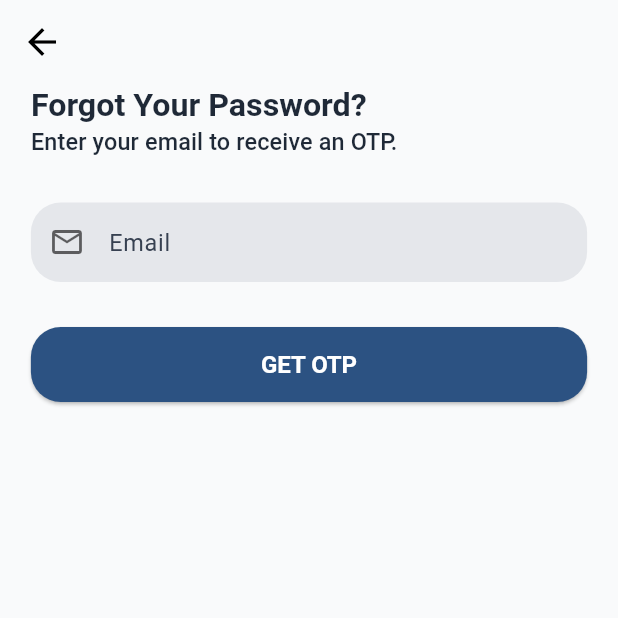
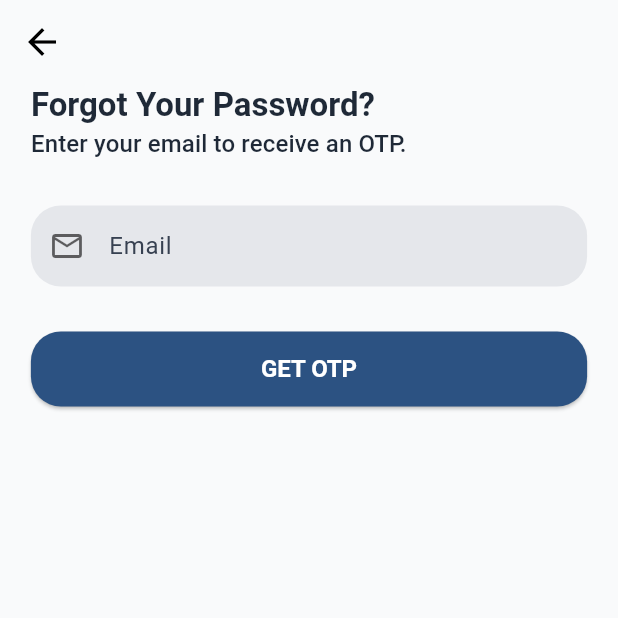
Before and after one commit to imTor1/trademine, a Flutter app: the screen it shows after launch, after a tap on "Forget Password?", on a phone screen of 412 x 824 dp, the top half of it. Run offline on Flutter 3.47's test engine with Material 3 defaults, Android fonts, the phone set to English and light mode, and no system bars; our stand-ins replace another_flushbar, bloc, email_validator, equatable, flutter_animate, flutter_bloc and 7 more; network calls fail.

Commit message:
fix app Error

```diff
--- a/lib/main.dart
+++ b/lib/main.dart
@@ -1,6 +1,6 @@
 import 'package:flutter/material.dart';
 import 'package:flutter_bloc/flutter_bloc.dart';
-import 'package:flutter_screenutil/flutter_screenutil.dart';
+// import 'package:flutter_screenutil/flutter_screenutil.dart'; // ลบ import นี้ออก
 import 'package:trademine/bloc/credit_card/CreditCardCubit.dart';
 import 'package:trademine/bloc/home/HomepageCubit.dart';
 import 'package:trademine/bloc/user_cubit.dart';
@@ -9,19 +9,13 @@ import 'package:trademine/theme/app_styles.dart';
 
 void main() {
   runApp(
-    ScreenUtilInit(
-      designSize: const Size(390, 844),
-      minTextAdapt: true,
-      builder: (context, child) {
-        return MultiBlocProvider(
+    MultiBlocProvider(
       providers: [
         BlocProvider(create: (_) => UserCubit()..loadUser()),
         BlocProvider(create: (_) => HomePageCubit()),
         BlocProvider(create: (_) => CreditCardCubit()),
       ],
       child: MyApp(),
-        );
-      },
     ),
   );
 }
--- a/lib/page/navigation/home_page.dart
+++ b/lib/page/navigation/home_page.dart
@@ -23,7 +23,6 @@ class _HomePageState extends State<HomePage> {
   final PageController _pageController = PageController(viewportFraction: 0.8);
   int _currentIndex = 0;
   bool _isVisibleListView = true;
-  bool _isExpandedFavorite = false;
   bool isLoading = true;
 
   @override
--- a/lib/services/constants/api_constants.dart
+++ b/lib/services/constants/api_constants.dart
@@ -1,5 +1,5 @@
 class ApiConstants {
-  static const String baseUrl = "http://localhost:3000";
+  static const String baseUrl = "http://192.168.1.151:3000";
   static const String login = "$baseUrl/api/login";
   static const String register_email = "$baseUrl/api/register/email";
   static const String register_otp = "$baseUrl/api/register/verify-otp";
--- a/lib/theme/app_styles.dart
+++ b/lib/theme/app_styles.dart
@@ -1,19 +1,22 @@
 import 'package:flutter/material.dart';
-import 'package:flutter_screenutil/flutter_screenutil.dart';
 
-double responsiveFontSize(double size, {double maxSizeFactor = 1.2}) {
-  double scaledSize = size.sp;
-  double maxSize = size * maxSizeFactor;
-  return scaledSize > maxSize ? maxSize : scaledSize;
-}
+// ลบ flutter_screenutil ออก
+// double responsiveFontSize(double size, {double maxSizeFactor = 1.2}) {
+//   double scaledSize = size.sp;
+//   double maxSize = size * maxSizeFactor;
+//   return scaledSize > maxSize ? maxSize : scaledSize;
+// }
 
 class AppColor {
   static Color primaryColor = const Color(0xffFCA311);
-  static Color primaryColor2 = const Color.from(
-    alpha: 1,
-    red: 1,
-    green: 0.808,
-    blue: 0.278,
+  // Color.from ไม่มี Constructor ที่รับ alpha, red, green, blue โดยตรง
+  // อาจจะเป็น Color.fromRGBO หรือ Color.fromARGB
+  // แก้ไขเป็น Color.fromARGB หรือ Color(0xAARRGGBB) ถ้าต้องการระบุ alpha
+  static Color primaryColor2 = const Color.fromARGB(
+    255, // Alpha (255 = fully opaque)
+    255, // Red
+    206, // Green (0.808 * 255 = 206)
+    71, // Blue (0.278 * 255 = 71)
   );
   static Color blueColor = const Color(0xff2D9CDB);
   static Color errorColor = const Color(0xffEB5757);
@@ -27,7 +30,7 @@ class AppColor {
 final ThemeData lightTheme = ThemeData(
   brightness: Brightness.light,
   fontFamily:
-      'Roboto', // หรือเลือกฟอนต์ที่อ่านง่ายและโมเดิร์น เช่น Open Sans, Lato
+  'Roboto', // หรือเลือกฟอนต์ที่อ่านง่ายและโมเดิร์น เช่น Open Sans, Lato
   scaffoldBackgroundColor: const Color(
     0xFFF9FAFB,
   ), // สีขาวอมเทาอ่อนมาก คลีนสุดๆ
@@ -51,7 +54,7 @@ final ThemeData lightTheme = ThemeData(
     error: Color(0xFFD9534F), // แดงอมส้ม (Crimson Red) สำหรับข้อผิดพลาด
     onError: Colors.white, // ข้อความบนสี Error
     surface:
-        Colors.white, // สีพื้นผิวของ Material components (เช่น Card, Dialog)
+    Colors.white, // สีพื้นผิวของ Material components (เช่น Card, Dialog)
     onSurface: Color(0xFF1F2937), // สีข้อความบนพื้นผิว
     background: Color(0xFFF9FAFB), // สีพื้นหลังโดยรวม
     onBackground: Color(0xFF1F2937), // สีข้อความบนพื้นหลัง
@@ -62,76 +65,76 @@ final ThemeData lightTheme = ThemeData(
     color: Color(0xFF4B5563),
   ), // ไอคอนสีเทาเข้ม ดูเรียบง่าย
 
-  textTheme: TextTheme(
+  textTheme: const TextTheme( // เปลี่ยนเป็น const TextTheme
     displayLarge: TextStyle(
-      color: const Color(0xFF1F2937),
-      fontSize: responsiveFontSize(57),
+      color: Color(0xFF1F2937),
+      fontSize: 57, // เปลี่ยน
       fontWeight: FontWeight.bold,
     ),
     displayMedium: TextStyle(
-      color: const Color(0xFF1F2937),
-      fontSize: responsiveFontSize(45),
+      color: Color(0xFF1F2937),
+      fontSize: 45, // เปลี่ยน
       fontWeight: FontWeight.bold,
     ),
     displaySmall: TextStyle(
-      color: const Color(0xFF1F2937),
-      fontSize: responsiveFontSize(36),
+      color: Color(0xFF1F2937),
+      fontSize: 36, // เปลี่ยน
       fontWeight: FontWeight.bold,
     ),
     headlineLarge: TextStyle(
-      color: const Color(0xFF1F2937),
-      fontSize: responsiveFontSize(32),
+      color: Color(0xFF1F2937),
+      fontSize: 32, // เปลี่ยน
       fontWeight: FontWeight.bold,
     ),
     headlineMedium: TextStyle(
-      color: const Color(0xFF1F2937),
-      fontSize: responsiveFontSize(28),
+      color: Color(0xFF1F2937),
+      fontSize: 28, // เปลี่ยน
       fontWeight: FontWeight.bold,
     ),
     headlineSmall: TextStyle(
-      color: const Color(0xFF1F2937),
-      fontSize: responsiveFontSize(24),
+      color: Color(0xFF1F2937),
+      fontSize: 24, // เปลี่ยน
       fontWeight: FontWeight.bold,
     ),
     titleLarge: TextStyle(
-      color: const Color(0xFF1F2937),
-      fontSize: responsiveFontSize(22),
+      color: Color(0xFF1F2937),
+      fontSize: 22, // เปลี่ยน
       fontWeight: FontWeight.w700,
     ),
     titleMedium: TextStyle(
-      color: const Color(0xFF1F2937),
-      fontSize: responsiveFontSize(18),
+      color: Color(0xFF1F2937),
+      fontSize: 18, // เปลี่ยน
       fontWeight: FontWeight.w600,
     ),
     titleSmall: TextStyle(
-      color: const Color(0xFF1F2937),
-      fontSize: responsiveFontSize(16),
+      color: Color(0xFF1F2937),
+      fontSize: 16, // เปลี่ยน
       fontWeight: FontWeight.w500,
     ),
     bodyLarge: TextStyle(
-      color: const Color(0xFF374151),
-      fontSize: responsiveFontSize(16),
+      color: Color(0xFF374151),
+      fontSize: 16, // เปลี่ยน
     ), // ข้อความเนื้อหาหลัก
     bodyMedium: TextStyle(
-      color: const Color(0xFF4B5563),
-      fontSize: responsiveFontSize(14),
+      color: Color(0xFF4B5563),
+      fontSize: 14, // เปลี่ยน
     ), // ข้อความเนื้อหารอง
     bodySmall: TextStyle(
-      color: const Color(0xFF6B7280),
-      fontSize: responsiveFontSize(12),
+      color: Color(0xFF6B7280),
+      fontSize: 12, // เปลี่ยน
     ), // ข้อความขนาดเล็ก/คำอธิบาย
     labelLarge: TextStyle(
       color: Colors.white,
-      fontSize: responsiveFontSize(14),
+      fontSize: 14, // เปลี่ยน
       fontWeight: FontWeight.w500,
     ), // ปุ่ม
     labelMedium: TextStyle(
-      color: const Color(0xFF6B7280),
-      fontSize: responsiveFontSize(12),
+      color: Color(0xFF6B7280),
+      fontSize: 12, // เปลี่ยน
     ),
     labelSmall: TextStyle(
-      color: const Color(0xFF9CA3AF),
-      fontSize: responsiveFontSize(10),
+      color: Color(0xFF9CA3AF),
+      fontSize: 10, // เปลี่ยน
     ),
   ),
 
@@ -146,8 +149,8 @@ final ThemeData lightTheme = ThemeData(
         horizontal: 24,
         vertical: 14,
       ), // ขนาดปุ่มที่กดง่าย
-      textStyle: TextStyle(
-        fontSize: responsiveFontSize(16),
+      textStyle: const TextStyle( // เปลี่ยน
+        fontSize: 16, // เปลี่ยน
         fontWeight: FontWeight.w600,
       ),
     ),
@@ -173,8 +176,8 @@ final ThemeData lightTheme = ThemeData(
         width: 2,
       ), // เน้นด้วยสี primary เมื่อโฟกัส
     ),
-    labelStyle: TextStyle(color: const Color(0xFF6B7280)), // สีของ Label
-    hintStyle: TextStyle(color: const Color(0xFF9CA3AF)), // สีของ Hint
+    labelStyle: const TextStyle(color: Color(0xFF6B7280)), // สีของ Label
+    hintStyle: const TextStyle(color: Color(0xFF9CA3AF)), // สีของ Hint
     contentPadding: const EdgeInsets.symmetric(horizontal: 16, vertical: 12),
   ),
   appBarTheme: const AppBarTheme(
@@ -191,8 +194,8 @@ final ThemeData lightTheme = ThemeData(
     backgroundColor: Colors.white,
     selectedItemColor: const Color(0xFF2C5282), // สี Primary เมื่อเลือก
     unselectedItemColor: const Color(0xFF6B7280), // สีเทาอ่อนเมื่อไม่เลือก
-    selectedLabelStyle: TextStyle(fontWeight: FontWeight.w600),
-    unselectedLabelStyle: TextStyle(fontWeight: FontWeight.w500),
+    selectedLabelStyle: const TextStyle(fontWeight: FontWeight.w600),
+    unselectedLabelStyle: const TextStyle(fontWeight: FontWeight.w500),
   ),
   // เพิ่มการตั้งค่าสำหรับ Slider (เช่นกราฟหุ้น)
   sliderTheme: SliderThemeData(
@@ -234,76 +237,76 @@ final ThemeData darkTheme = ThemeData(
   dividerColor: const Color(0xFF333333), // สีเส้นแบ่งที่ชัดเจนแต่ไม่รบกวน
   iconTheme: const IconThemeData(color: Colors.white70), // ไอคอนสีขาวที่นุ่มนวล
 
-  textTheme: TextTheme(
+  textTheme: const TextTheme( // เปลี่ยนเป็น const TextTheme
     displayLarge: TextStyle(
       color: Colors.white,
-      fontSize: responsiveFontSize(57),
+      fontSize: 57, // เปลี่ยน
       fontWeight: FontWeight.bold,
     ),
     displayMedium: TextStyle(
       color: Colors.white,
-      fontSize: responsiveFontSize(45),
+      fontSize: 45, // เปลี่ยน
       fontWeight: FontWeight.bold,
     ),
     displaySmall: TextStyle(
       color: Colors.white,
-      fontSize: responsiveFontSize(36),
+      fontSize: 36, // เปลี่ยน
       fontWeight: FontWeight.bold,
     ),
     headlineLarge: TextStyle(
       color: Colors.white,
-      fontSize: responsiveFontSize(32),
+      fontSize: 32, // เปลี่ยน
       fontWeight: FontWeight.bold,
     ),
     headlineMedium: TextStyle(
       color: Colors.white,
-      fontSize: responsiveFontSize(28),
+      fontSize: 28, // เปลี่ยน
       fontWeight: FontWeight.bold,
     ),
     headlineSmall: TextStyle(
       color: Colors.white,
-      fontSize: responsiveFontSize(24),
+      fontSize: 24, // เปลี่ยน
       fontWeight: FontWeight.bold,
     ),
     titleLarge: TextStyle(
       color: Colors.white,
-      fontSize: responsiveFontSize(22),
+      fontSize: 22, // เปลี่ยน
       fontWeight: FontWeight.w700,
     ),
     titleMedium: TextStyle(
       color: Colors.white,
-      fontSize: responsiveFontSize(18),
+      fontSize: 18, // เปลี่ยน
       fontWeight: FontWeight.w600,
     ),
     titleSmall: TextStyle(
       color: Colors.white,
-      fontSize: responsiveFontSize(16),
+      fontSize: 16, // เปลี่ยน
       fontWeight: FontWeight.w500,
     ),
     bodyLarge: TextStyle(
       color: Colors.white70,
-      fontSize: responsiveFontSize(16),
+      fontSize: 16, // เปลี่ยน
     ), // ข้อความหลัก
     bodyMedium: TextStyle(
       color: Colors.white70,
-      fontSize: responsiveFontSize(14),
+      fontSize: 14, // เปลี่ยน
     ),
     bodySmall: TextStyle(
       color: Colors.white54,
-      fontSize: responsiveFontSize(12),
+      fontSize: 12, // เปลี่ยน
     ), // ข้อความรอง
     labelLarge: TextStyle(
       color: Colors.black,
-      fontSize: responsiveFontSize(14),
+      fontSize: 14, // เปลี่ยน
       fontWeight: FontWeight.w500,
     ), // ปุ่ม
     labelMedium: TextStyle(
       color: Colors.white70,
-      fontSize: responsiveFontSize(12),
+      fontSize: 12, // เปลี่ยน
     ),
     labelSmall: TextStyle(
       color: Colors.white54,
-      fontSize: responsiveFontSize(10),
+      fontSize: 10, // เปลี่ยน
     ),
   ),
 
@@ -313,8 +316,8 @@ final ThemeData darkTheme = ThemeData(
       foregroundColor: Colors.black, // ข้อความปุ่มสีดำ
       shape: RoundedRectangleBorder(borderRadius: BorderRadius.circular(10)),
       padding: const EdgeInsets.symmetric(horizontal: 20, vertical: 12),
-      textStyle: TextStyle(
-        fontSize: responsiveFontSize(16),
+      textStyle: const TextStyle( // เปลี่ยน
+        fontSize: 16, // เปลี่ยน
         fontWeight: FontWeight.w600,
       ),
     ),
@@ -338,8 +341,8 @@ final ThemeData darkTheme = ThemeData(
         width: 2,
       ), // เน้นด้วยสี primary เมื่อโฟกัส
     ),
-    labelStyle: TextStyle(color: Colors.white70),
-    hintStyle: TextStyle(color: Colors.white38),
+    labelStyle: const TextStyle(color: Colors.white70),
+    hintStyle: const TextStyle(color: Colors.white38),
     contentPadding: const EdgeInsets.symmetric(horizontal: 16, vertical: 12),
   ),
   appBarTheme: const AppBarTheme(
@@ -356,7 +359,7 @@ final ThemeData darkTheme = ThemeData(
     backgroundColor: const Color(0xFF1E1E1E),
     selectedItemColor: const Color(0xFF5E8BFF),
     unselectedItemColor: Colors.white54,
-    selectedLabelStyle: TextStyle(fontWeight: FontWeight.w600),
-    unselectedLabelStyle: TextStyle(fontWeight: FontWeight.w500),
+    selectedLabelStyle: const TextStyle(fontWeight: FontWeight.w600),
+    unselectedLabelStyle: const TextStyle(fontWeight: FontWeight.w500),
   ),
 );
--- a/pubspec.yaml
+++ b/pubspec.yaml
@@ -43,10 +43,9 @@ dependencies:
   smooth_page_indicator: ^1.2.1
   flutter_local_notifications: ^19.2.1
   shimmer: ^3.0.0
-  flutter_screenutil: ^5.9.3
   url_launcher: ^6.3.1
   shared_preferences: ^2.5.3
-  syncfusion_flutter_charts: ^30.1.37
+  syncfusion_flutter_charts: ^30.1.35
   getwidget: ^6.0.0
   flutter_staggered_animations: ^1.1.1
   carousel_slider: ^5.1.1
```
Also changed, not shown: pubspec.lock, 1 other file. Lines whose indentation alone changed are shown as unchanged.
